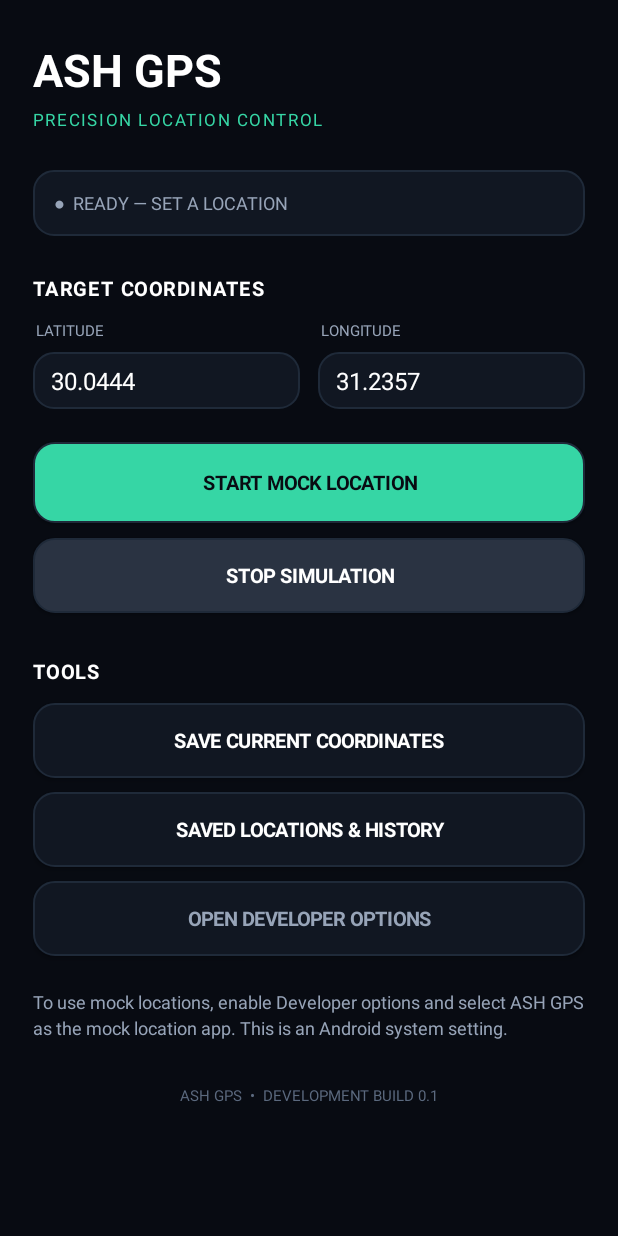
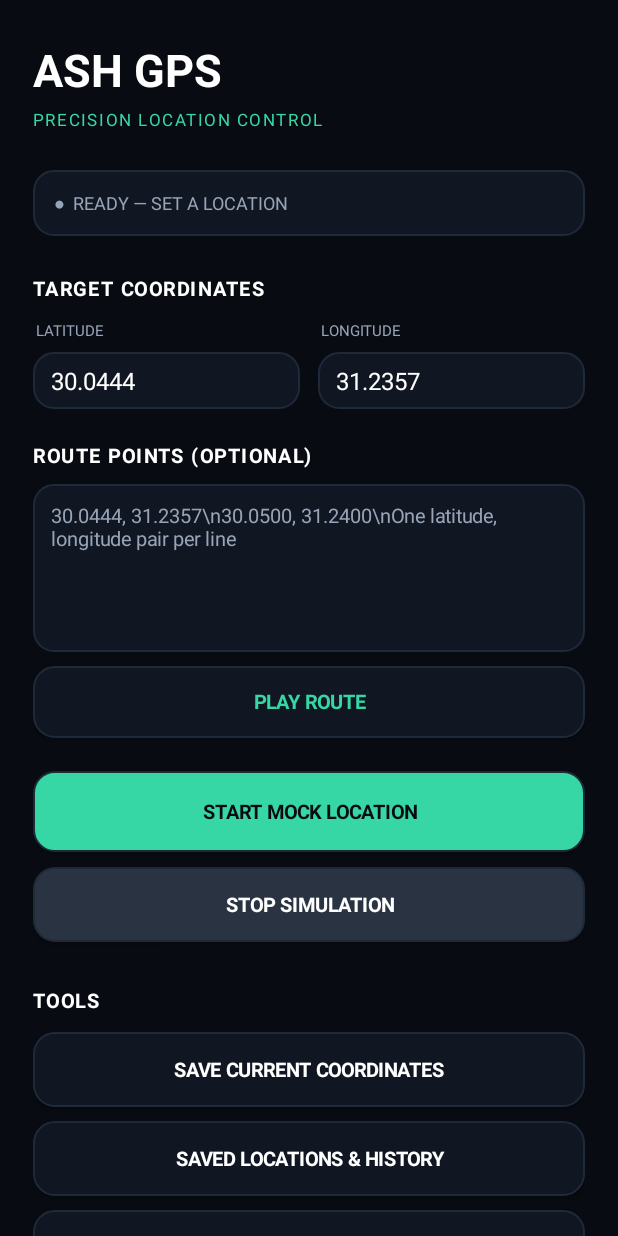
Before and after one commit to ashrooof/GPS-REFERENCE, an Android app: the screen it shows after launch (MainActivity), on a phone screen of 412 x 824 dp. Run offline under Robolectric (Android 15) with nearby library versions, the phone set to English and light mode, and no system bars.

Commit message:
Add route point entry and playback action

```diff
--- a/app/src/main/java/com/ashgps/app/MainActivity.java
+++ b/app/src/main/java/com/ashgps/app/MainActivity.java
@@ -31,6 +31,7 @@ public class MainActivity extends Activity {
     private static final String PREFS = "ash_gps_data";
     private EditText latitudeField;
     private EditText longitudeField;
+    private EditText routeField;
     private TextView statusView;
     private SharedPreferences preferences;
     private double pendingLatitude = 30.0444;
@@ -103,6 +104,30 @@ public class MainActivity extends Activity {
         LinearLayout.LayoutParams coordinateParams = params(-1, -2);
         coordinateParams.topMargin = dp(12);
         page.addView(coordinates, coordinateParams);
+
+        TextView routeTitle = heading("ROUTE POINTS (OPTIONAL)");
+        LinearLayout.LayoutParams routeTitleParams = params(-1, -2);
+        routeTitleParams.topMargin = dp(22);
+        page.addView(routeTitle, routeTitleParams);
+
+        routeField = new EditText(this);
+        routeField.setHint("30.0444, 31.2357\\n30.0500, 31.2400\\nOne latitude, longitude pair per line");
+        routeField.setHintTextColor(muted);
+        routeField.setTextColor(Color.WHITE);
+        routeField.setTextSize(13);
+        routeField.setGravity(Gravity.TOP | Gravity.START);
+        routeField.setMinLines(3);
+        routeField.setPadding(dp(12), dp(12), dp(12), dp(12));
+        routeField.setBackground(panel());
+        LinearLayout.LayoutParams routeFieldParams = params(-1, dp(112));
+        routeFieldParams.topMargin = dp(10);
+        page.addView(routeField, routeFieldParams);
+
+        Button startRoute = actionButton("PLAY ROUTE", surface, accent);
+        LinearLayout.LayoutParams startRouteParams = params(-1, dp(48));
+        startRouteParams.topMargin = dp(9);
+        page.addView(startRoute, startRouteParams);
+        startRoute.setOnClickListener(v -> requestAndStartRoute());
 
         Button start = actionButton("START MOCK LOCATION", accent, background);
         LinearLayout.LayoutParams startParams = params(-1, dp(54));
@@ -257,6 +282,42 @@ public class MainActivity extends Activity {
         startMockService();
     }
 
+    private void requestAndStartRoute() {
+        String[] lines = routeField.getText().toString().trim().split("\\r?\\n");
+        java.util.ArrayList<Double> latitudes = new java.util.ArrayList<>();
+        java.util.ArrayList<Double> longitudes = new java.util.ArrayList<>();
+        try {
+            for (String line : lines) {
+                if (line.trim().isEmpty()) continue;
+                String[] pair = line.trim().split("[,;\\s]+");
+                if (pair.length != 2) throw new NumberFormatException();
+                double lat = Double.parseDouble(pair[0]);
+                double lon = Double.parseDouble(pair[1]);
+                if (lat < -90 || lat > 90 || lon < -180 || lon > 180) throw new NumberFormatException();
+                latitudes.add(lat);
+                longitudes.add(lon);
+            }
+            if (latitudes.size() < 2) throw new NumberFormatException();
+        } catch (NumberFormatException error) {
+            Toast.makeText(this, "Add at least two valid lines: latitude, longitude", Toast.LENGTH_LONG).show();
+            return;
+        }
+        if (checkSelfPermission(Manifest.permission.ACCESS_FINE_LOCATION) != PackageManager.PERMISSION_GRANTED) {
+            requestPermissions(new String[]{Manifest.permission.ACCESS_FINE_LOCATION, Manifest.permission.ACCESS_COARSE_LOCATION}, REQUEST_LOCATION);
+            Toast.makeText(this, "Grant location permission, then tap PLAY ROUTE again.", Toast.LENGTH_LONG).show();
+            return;
+        }
+        Intent intent = new Intent(this, MockLocationService.class);
+        double[] lats = new double[latitudes.size()];
+        double[] lons = new double[longitudes.size()];
+        for (int i = 0; i < lats.length; i++) { lats[i] = latitudes.get(i); lons[i] = longitudes.get(i); }
+        intent.putExtra(MockLocationService.EXTRA_ROUTE_LATITUDES, lats);
+        intent.putExtra(MockLocationService.EXTRA_ROUTE_LONGITUDES, lons);
+        intent.putExtra(MockLocationService.EXTRA_INTERVAL_MS, 1000L);
+        if (Build.VERSION.SDK_INT >= Build.VERSION_CODES.O) startForegroundService(intent); else startService(intent);
+        setStatus("ROUTE PLAYBACK STARTED", accent);
+    }
+
     private void startMockService() {
         Intent intent = new Intent(this, MockLocationService.class);
         intent.putExtra(MockLocationService.EXTRA_LATITUDE, pendingLatitude);
```
